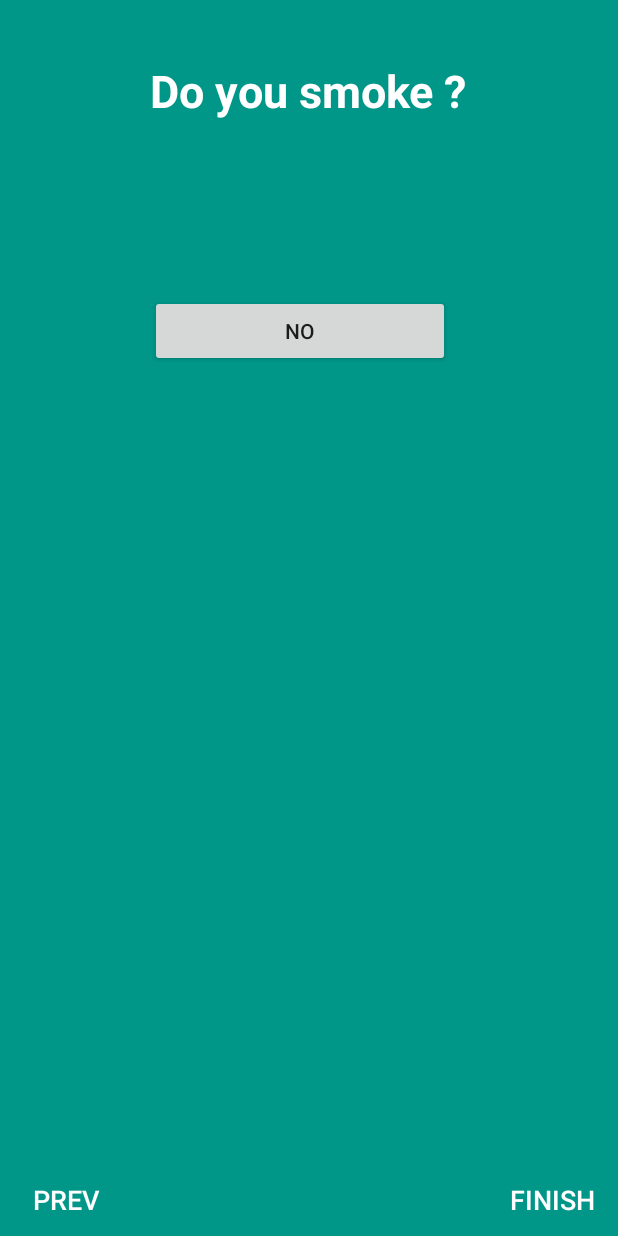
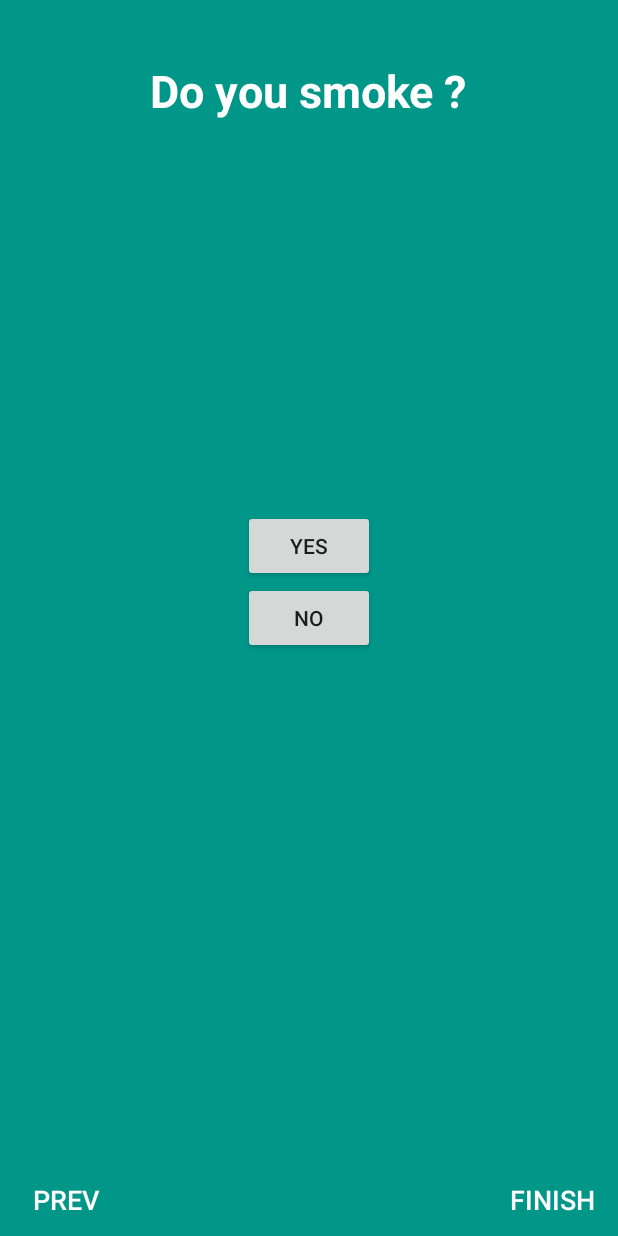
Before and after one commit to Sterlingryan/DentalCare, an Android app: the layout wizard_smoking.xml on its own in the app's theme, with its tools: preview values and no code run, on a phone screen of 412 x 824 dp. Run offline under Robolectric (Android 15) with nearby library versions, the phone set to English and light mode, and no system bars.

Commit message:
Minor Changes

```diff
--- a/app/src/main/java/com/sterlingryan/dental_care/ImageAdapter.java
+++ b/app/src/main/java/com/sterlingryan/dental_care/ImageAdapter.java
@@ -1,7 +1,7 @@
 package com.sterlingryan.dental_care;
 
 
-        import android.app.Activity;
+import android.app.Activity;
 import android.content.Context;
 import android.content.Intent;
 import android.support.v4.app.ActivityCompat;
--- a/app/src/main/res/layout/wizard_smoking.xml
+++ b/app/src/main/res/layout/wizard_smoking.xml
@@ -45,27 +45,21 @@
         android:layout_alignParentStart="true" />
 
     <Button
-        style="?android:attr/buttonStyleSmall"
         android:layout_width="wrap_content"
         android:layout_height="wrap_content"
         android:text="@string/yesButton"
-        android:id="@+id/yesButton"
-        android:minWidth="200dp"
-        android:layout_above="@+id/noButton"
-        android:layout_toRightOf="@+id/smokingPrevbutton"
-        android:layout_toEndOf="@+id/smokingPrevbutton"
-        android:layout_marginBottom="69dp" />
+        android:id="@+id/button2"
+        android:layout_above="@+id/button3"
+        android:layout_centerHorizontal="true" />
 
     <Button
-        style="?android:attr/buttonStyleSmall"
         android:layout_width="wrap_content"
         android:layout_height="wrap_content"
         android:text="@string/noButton"
-        android:id="@+id/noButton"
-        android:minWidth="200dp"
-        android:layout_below="@+id/textView"
-        android:layout_alignLeft="@+id/textView"
-        android:layout_alignStart="@+id/textView"
-        android:layout_marginTop="116dp" />
+        android:id="@+id/button3"
+        android:layout_centerVertical="true"
+        android:layout_alignLeft="@+id/button2"
+        android:layout_alignStart="@+id/button2" />
+
 
 </RelativeLayout>
```
